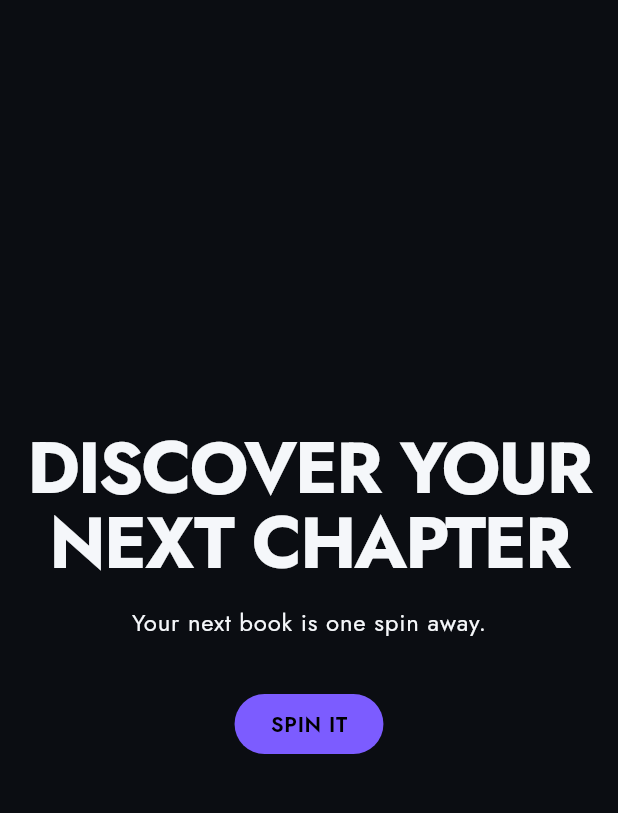
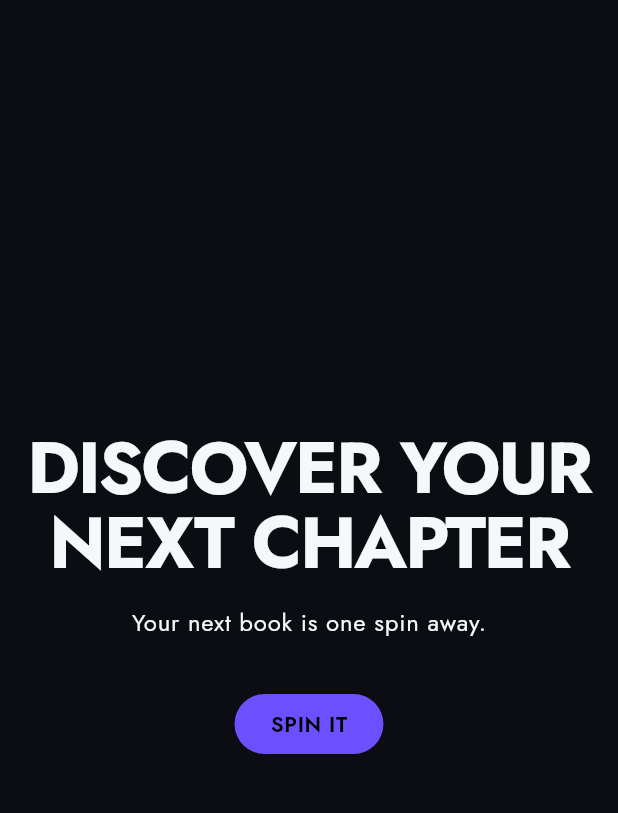
Before and after one commit to kata017/BookSpinner, a Flutter app: the screen it shows after launch, on a phone screen of 412 x 824 dp, the part 65-878 px from its top. Run offline on Flutter 3.47's test engine with Material 3 defaults, Android fonts, the phone set to English and light mode, and no system bars; our stand-ins replace google_fonts.

Commit message:
style: adjust primary purple

```diff
--- a/lib/core/theme/app_colors.dart
+++ b/lib/core/theme/app_colors.dart
@@ -12,7 +12,7 @@ abstract final class AppColors
   static const textSecondary = Color(0xFF9AA3B2);
 
   // Brand
-  static const purple = Color(0xFF7C5CFF);
+  static const purple = Color(0xFF6C4FFF);
   static const blue = Color(0xFF5B8CFF);
 
   // UI
```
